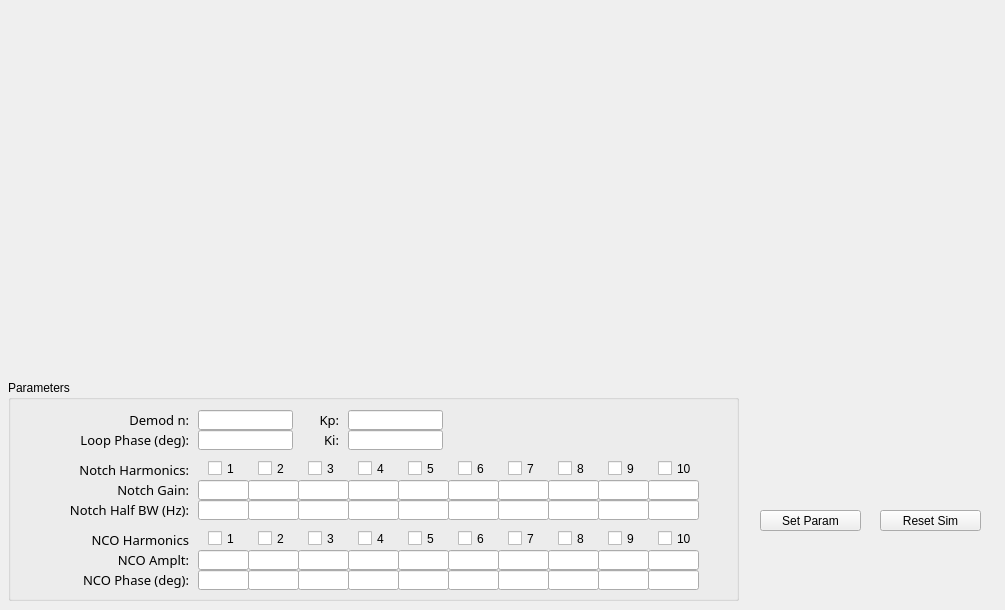
Old version of the form gui/GUI_SimBLC.ui in the repository aaqiao/SimBLC.
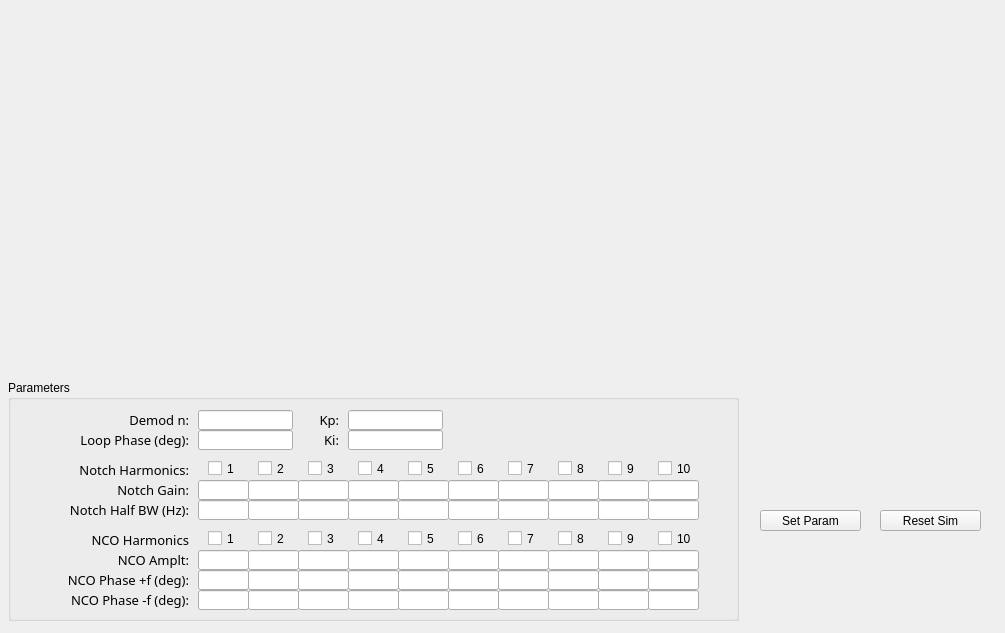
New version of the form. Custom widgets are drawn as their Qt base class.

What changed in the file:
```diff
--- a/gui/GUI_SimBLC.ui
+++ b/gui/GUI_SimBLC.ui
@@ -7,7 +7,7 @@
     <x>0</x>
     <y>0</y>
     <width>1005</width>
-    <height>610</height>
+    <height>633</height>
    </rect>
   </property>
   <property name="windowTitle">
@@ -19,7 +19,7 @@
      <x>8</x>
      <y>380</y>
      <width>731</width>
-     <height>221</height>
+     <height>241</height>
     </rect>
    </property>
    <property name="title">
@@ -1113,7 +1113,7 @@
      </font>
     </property>
     <property name="text">
-     <string>NCO Phase (deg):</string>
+     <string>NCO Phase +f (deg):</string>
     </property>
     <property name="alignment">
      <set>Qt::AlignRight|Qt::AlignTrailing|Qt::AlignVCenter</set>
@@ -2457,6 +2457,458 @@
      <string notr="true">$(MODULE_NAME)-JOBSIM:ENA-NCO-H1</string>
     </property>
    </widget>
+   <widget class="caTextEntry" name="catextentry_151">
+    <property name="geometry">
+     <rect>
+      <x>440</x>
+      <y>210</y>
+      <width>51</width>
+      <height>20</height>
+     </rect>
+    </property>
+    <property name="font">
+     <font>
+      <family>Sans Serif</family>
+      <pointsize>8</pointsize>
+      <weight>50</weight>
+      <bold>false</bold>
+     </font>
+    </property>
+    <property name="channel" stdset="0">
+     <string notr="true">$(MODULE_NAME)-JOBSIM:SET-NCO-PHAN6</string>
+    </property>
+    <property name="background">
+     <color>
+      <red>229</red>
+      <green>229</green>
+      <blue>229</blue>
+     </color>
+    </property>
+    <property name="colorMode">
+     <enum>caLineEdit::Static</enum>
+    </property>
+    <property name="precision">
+     <number>1</number>
+    </property>
+    <property name="precisionMode">
+     <enum>caLineEdit::User</enum>
+    </property>
+    <property name="fontScaleMode" stdset="0">
+     <enum>caLineEdit::None</enum>
+    </property>
+    <property name="formatType">
+     <enum>caLineEdit::decimal</enum>
+    </property>
+   </widget>
+   <widget class="caTextEntry" name="catextentry_171">
+    <property name="geometry">
+     <rect>
+      <x>290</x>
+      <y>210</y>
+      <width>51</width>
+      <height>20</height>
+     </rect>
+    </property>
+    <property name="font">
+     <font>
+      <family>Sans Serif</family>
+      <pointsize>8</pointsize>
+      <weight>50</weight>
+      <bold>false</bold>
+     </font>
+    </property>
+    <property name="channel" stdset="0">
+     <string notr="true">$(MODULE_NAME)-JOBSIM:SET-NCO-PHAN3</string>
+    </property>
+    <property name="background">
+     <color>
+      <red>229</red>
+      <green>229</green>
+      <blue>229</blue>
+     </color>
+    </property>
+    <property name="colorMode">
+     <enum>caLineEdit::Static</enum>
+    </property>
+    <property name="precision">
+     <number>1</number>
+    </property>
+    <property name="precisionMode">
+     <enum>caLineEdit::User</enum>
+    </property>
+    <property name="fontScaleMode" stdset="0">
+     <enum>caLineEdit::None</enum>
+    </property>
+    <property name="formatType">
+     <enum>caLineEdit::decimal</enum>
+    </property>
+   </widget>
+   <widget class="caTextEntry" name="catextentry_172">
+    <property name="geometry">
+     <rect>
+      <x>540</x>
+      <y>210</y>
+      <width>51</width>
+      <height>20</height>
+     </rect>
+    </property>
+    <property name="font">
+     <font>
+      <family>Sans Serif</family>
+      <pointsize>8</pointsize>
+      <weight>50</weight>
+      <bold>false</bold>
+     </font>
+    </property>
+    <property name="channel" stdset="0">
+     <string notr="true">$(MODULE_NAME)-JOBSIM:SET-NCO-PHAN8</string>
+    </property>
+    <property name="background">
+     <color>
+      <red>229</red>
+      <green>229</green>
+      <blue>229</blue>
+     </color>
+    </property>
+    <property name="colorMode">
+     <enum>caLineEdit::Static</enum>
+    </property>
+    <property name="precision">
+     <number>1</number>
+    </property>
+    <property name="precisionMode">
+     <enum>caLineEdit::User</enum>
+    </property>
+    <property name="fontScaleMode" stdset="0">
+     <enum>caLineEdit::None</enum>
+    </property>
+    <property name="formatType">
+     <enum>caLineEdit::decimal</enum>
+    </property>
+   </widget>
+   <widget class="caTextEntry" name="catextentry_157">
+    <property name="geometry">
+     <rect>
+      <x>190</x>
+      <y>210</y>
+      <width>51</width>
+      <height>20</height>
+     </rect>
+    </property>
+    <property name="font">
+     <font>
+      <family>Sans Serif</family>
+      <pointsize>8</pointsize>
+      <weight>50</weight>
+      <bold>false</bold>
+     </font>
+    </property>
+    <property name="channel" stdset="0">
+     <string notr="true">$(MODULE_NAME)-JOBSIM:SET-NCO-PHAN1</string>
+    </property>
+    <property name="background">
+     <color>
+      <red>229</red>
+      <green>229</green>
+      <blue>229</blue>
+     </color>
+    </property>
+    <property name="colorMode">
+     <enum>caLineEdit::Static</enum>
+    </property>
+    <property name="precision">
+     <number>1</number>
+    </property>
+    <property name="precisionMode">
+     <enum>caLineEdit::User</enum>
+    </property>
+    <property name="fontScaleMode" stdset="0">
+     <enum>caLineEdit::None</enum>
+    </property>
+    <property name="formatType">
+     <enum>caLineEdit::decimal</enum>
+    </property>
+   </widget>
+   <widget class="caTextEntry" name="catextentry_173">
+    <property name="geometry">
+     <rect>
+      <x>640</x>
+      <y>210</y>
+      <width>51</width>
+      <height>20</height>
+     </rect>
+    </property>
+    <property name="font">
+     <font>
+      <family>Sans Serif</family>
+      <pointsize>8</pointsize>
+      <weight>50</weight>
+      <bold>false</bold>
+     </font>
+    </property>
+    <property name="channel" stdset="0">
+     <string notr="true">$(MODULE_NAME)-JOBSIM:SET-NCO-PHAN10</string>
+    </property>
+    <property name="background">
+     <color>
+      <red>229</red>
+      <green>229</green>
+      <blue>229</blue>
+     </color>
+    </property>
+    <property name="colorMode">
+     <enum>caLineEdit::Static</enum>
+    </property>
+    <property name="precision">
+     <number>1</number>
+    </property>
+    <property name="precisionMode">
+     <enum>caLineEdit::User</enum>
+    </property>
+    <property name="fontScaleMode" stdset="0">
+     <enum>caLineEdit::None</enum>
+    </property>
+    <property name="formatType">
+     <enum>caLineEdit::decimal</enum>
+    </property>
+   </widget>
+   <widget class="caTextEntry" name="catextentry_154">
+    <property name="geometry">
+     <rect>
+      <x>240</x>
+      <y>210</y>
+      <width>51</width>
+      <height>20</height>
+     </rect>
+    </property>
+    <property name="font">
+     <font>
+      <family>Sans Serif</family>
+      <pointsize>8</pointsize>
+      <weight>50</weight>
+      <bold>false</bold>
+     </font>
+    </property>
+    <property name="channel" stdset="0">
+     <string notr="true">$(MODULE_NAME)-JOBSIM:SET-NCO-PHAN2</string>
+    </property>
+    <property name="background">
+     <color>
+      <red>229</red>
+      <green>229</green>
+      <blue>229</blue>
+     </color>
+    </property>
+    <property name="colorMode">
+     <enum>caLineEdit::Static</enum>
+    </property>
+    <property name="precision">
+     <number>1</number>
+    </property>
+    <property name="precisionMode">
+     <enum>caLineEdit::User</enum>
+    </property>
+    <property name="fontScaleMode" stdset="0">
+     <enum>caLineEdit::None</enum>
+    </property>
+    <property name="formatType">
+     <enum>caLineEdit::decimal</enum>
+    </property>
+   </widget>
+   <widget class="QLabel" name="label_260">
+    <property name="geometry">
+     <rect>
+      <x>0</x>
+      <y>210</y>
+      <width>181</width>
+      <height>20</height>
+     </rect>
+    </property>
+    <property name="font">
+     <font>
+      <family>Sans Serif</family>
+      <pointsize>10</pointsize>
+     </font>
+    </property>
+    <property name="text">
+     <string>NCO Phase -f (deg):</string>
+    </property>
+    <property name="alignment">
+     <set>Qt::AlignRight|Qt::AlignTrailing|Qt::AlignVCenter</set>
+    </property>
+   </widget>
+   <widget class="caTextEntry" name="catextentry_160">
+    <property name="geometry">
+     <rect>
+      <x>590</x>
+      <y>210</y>
+      <width>51</width>
+      <height>20</height>
+     </rect>
+    </property>
+    <property name="font">
+     <font>
+      <family>Sans Serif</family>
+      <pointsize>8</pointsize>
+      <weight>50</weight>
+      <bold>false</bold>
+     </font>
+    </property>
+    <property name="channel" stdset="0">
+     <string notr="true">$(MODULE_NAME)-JOBSIM:SET-NCO-PHAN9</string>
+    </property>
+    <property name="background">
+     <color>
+      <red>229</red>
+      <green>229</green>
+      <blue>229</blue>
+     </color>
+    </property>
+    <property name="colorMode">
+     <enum>caLineEdit::Static</enum>
+    </property>
+    <property name="precision">
+     <number>1</number>
+    </property>
+    <property name="precisionMode">
+     <enum>caLineEdit::User</enum>
+    </property>
+    <property name="fontScaleMode" stdset="0">
+     <enum>caLineEdit::None</enum>
+    </property>
+    <property name="formatType">
+     <enum>caLineEdit::decimal</enum>
+    </property>
+   </widget>
+   <widget class="caTextEntry" name="catextentry_174">
+    <property name="geometry">
+     <rect>
+      <x>490</x>
+      <y>210</y>
+      <width>51</width>
+      <height>20</height>
+     </rect>
+    </property>
+    <property name="font">
+     <font>
+      <family>Sans Serif</family>
+      <pointsize>8</pointsize>
+      <weight>50</weight>
+      <bold>false</bold>
+     </font>
+    </property>
+    <property name="channel" stdset="0">
+     <string notr="true">$(MODULE_NAME)-JOBSIM:SET-NCO-PHAN7</string>
+    </property>
+    <property name="background">
+     <color>
+      <red>229</red>
+      <green>229</green>
+      <blue>229</blue>
+     </color>
+    </property>
+    <property name="colorMode">
+     <enum>caLineEdit::Static</enum>
+    </property>
+    <property name="precision">
+     <number>1</number>
+    </property>
+    <property name="precisionMode">
+     <enum>caLineEdit::User</enum>
+    </property>
+    <property name="fontScaleMode" stdset="0">
+     <enum>caLineEdit::None</enum>
+    </property>
+    <property name="formatType">
+     <enum>caLineEdit::decimal</enum>
+    </property>
+   </widget>
+   <widget class="caTextEntry" name="catextentry_162">
+    <property name="geometry">
+     <rect>
+      <x>340</x>
+      <y>210</y>
+      <width>51</width>
+      <height>20</height>
+     </rect>
+    </property>
+    <property name="font">
+     <font>
+      <family>Sans Serif</family>
+      <pointsize>8</pointsize>
+      <weight>50</weight>
+      <bold>false</bold>
+     </font>
+    </property>
+    <property name="channel" stdset="0">
+     <string notr="true">$(MODULE_NAME)-JOBSIM:SET-NCO-PHAN4</string>
+    </property>
+    <property name="background">
+     <color>
+      <red>229</red>
+      <green>229</green>
+      <blue>229</blue>
+     </color>
+    </property>
+    <property name="colorMode">
+     <enum>caLineEdit::Static</enum>
+    </property>
+    <property name="precision">
+     <number>1</number>
+    </property>
+    <property name="precisionMode">
+     <enum>caLineEdit::User</enum>
+    </property>
+    <property name="fontScaleMode" stdset="0">
+     <enum>caLineEdit::None</enum>
+    </property>
+    <property name="formatType">
+     <enum>caLineEdit::decimal</enum>
+    </property>
+   </widget>
+   <widget class="caTextEntry" name="catextentry_143">
+    <property name="geometry">
+     <rect>
+      <x>390</x>
+      <y>210</y>
+      <width>51</width>
+      <height>20</height>
+     </rect>
+    </property>
+    <property name="font">
+     <font>
+      <family>Sans Serif</family>
+      <pointsize>8</pointsize>
+      <weight>50</weight>
+      <bold>false</bold>
+     </font>
+    </property>
+    <property name="channel" stdset="0">
+     <string notr="true">$(MODULE_NAME)-JOBSIM:SET-NCO-PHAN5</string>
+    </property>
+    <property name="background">
+     <color>
+      <red>229</red>
+      <green>229</green>
+      <blue>229</blue>
+     </color>
+    </property>
+    <property name="colorMode">
+     <enum>caLineEdit::Static</enum>
+    </property>
+    <property name="precision">
+     <number>1</number>
+    </property>
+    <property name="precisionMode">
+     <enum>caLineEdit::User</enum>
+    </property>
+    <property name="fontScaleMode" stdset="0">
+     <enum>caLineEdit::None</enum>
+    </property>
+    <property name="formatType">
+     <enum>caLineEdit::decimal</enum>
+    </property>
+   </widget>
   </widget>
   <widget class="caMessageButton" name="camessagebutton_80">
    <property name="geometry">
```
Left out of the diff: 40 changed lines with no effect on the pictures.
